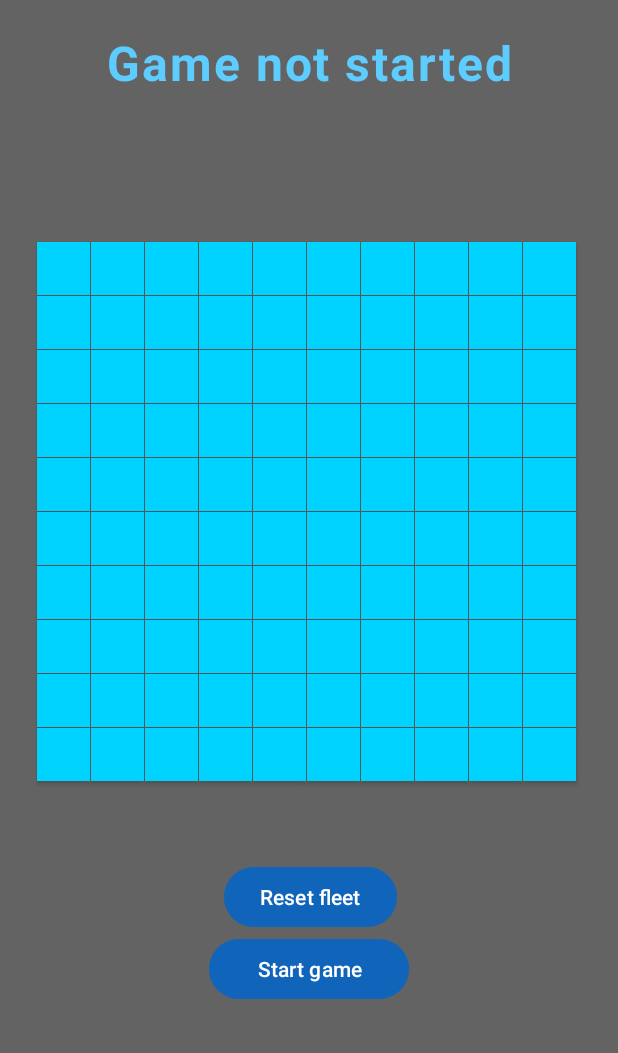
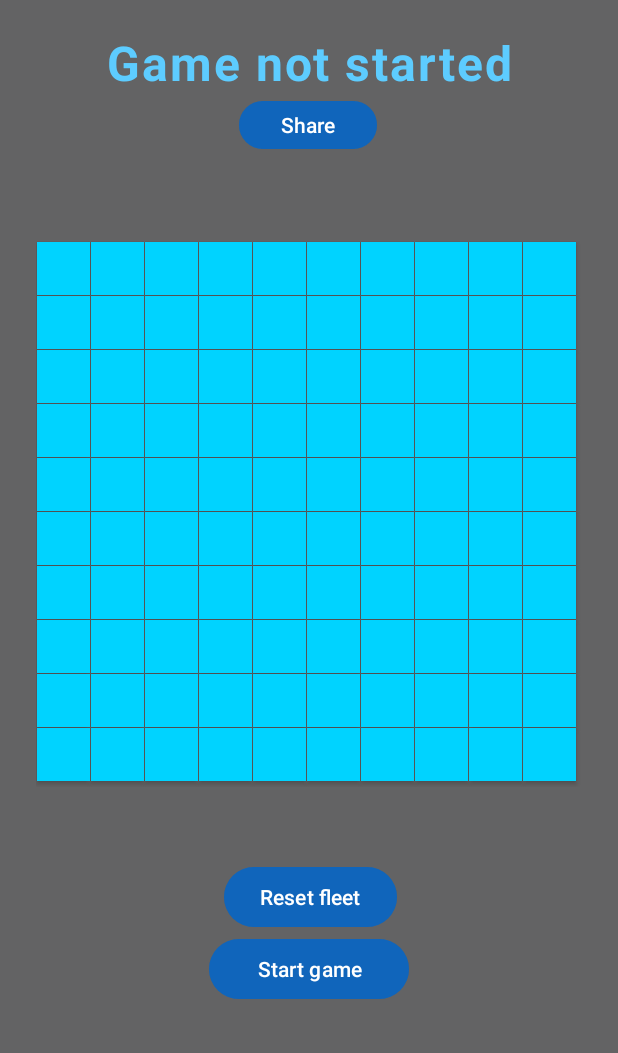
Before and after one commit to DrSmuc/Mobileshipbattle, an Android app: the GameActivity screen opened directly, with no data from a screen before it, on a phone screen of 412 x 824 dp, the part 183-1236 px from its top. Run offline under Robolectric (Android 15) with nearby library versions, the phone set to English and light mode, and no system bars; our stand-ins replace Firebase (no records; nobody signed in at launch, a user with empty details on screens opened directly).

Commit message:
Share Code
Sharing code impicit

```diff
--- a/app/src/main/res/layout/activity_game.xml
+++ b/app/src/main/res/layout/activity_game.xml
@@ -109,4 +109,15 @@
         app:layout_constraintHorizontal_bias="0.503"
         app:layout_constraintStart_toStartOf="parent" />
 
+    <Button
+        android:id="@+id/sharebutton"
+        android:layout_width="92dp"
+        android:layout_height="40dp"
+        android:backgroundTint="#990066CC"
+        android:text="@string/shareButton"
+        android:textColor="#FFFFFF"
+        app:layout_constraintEnd_toEndOf="@+id/titleTxt"
+        app:layout_constraintStart_toStartOf="@+id/titleTxt"
+        app:layout_constraintTop_toBottomOf="@+id/gameStatusTxt" />
+
 </androidx.constraintlayout.widget.ConstraintLayout>
--- a/app/src/main/res/values/strings.xml
+++ b/app/src/main/res/values/strings.xml
@@ -24,6 +24,7 @@
     //u game activity
     <string name="gamenostart">Game not started</string>
     <string name="resetfleet">Reset fleet</string>
+    <string name="shareButton">Share ID</string>
 
 
 </resources>
```
Also changed, not shown: app/src/main/java/com/example/mobileshipbattle/GameActivity.kt (+24 -0 lines), 1 other file.
